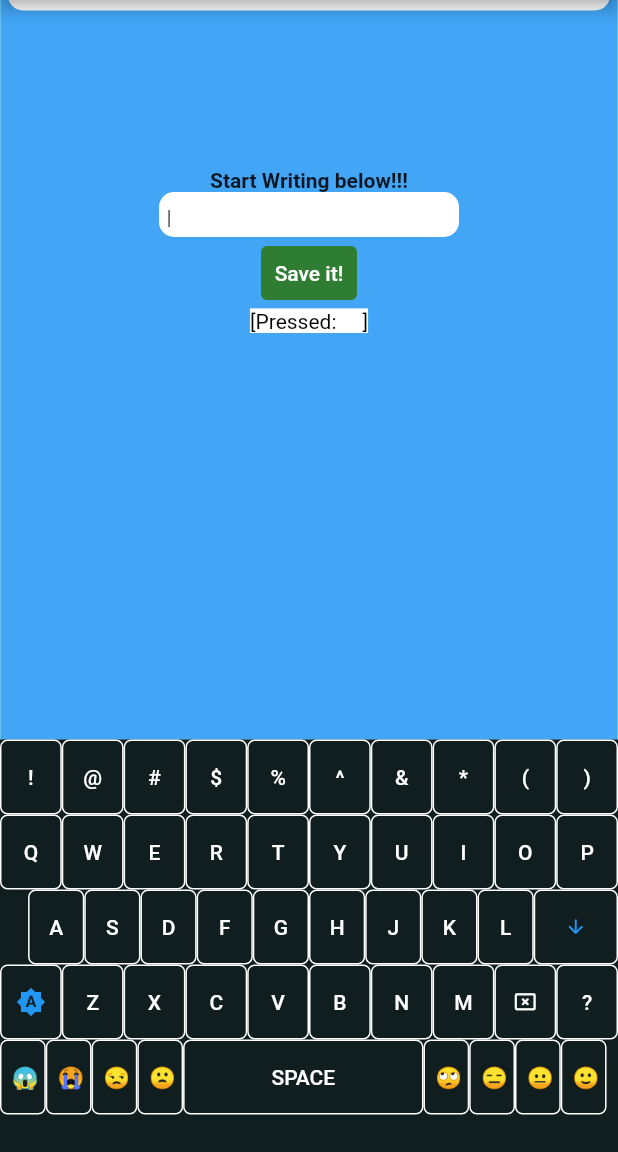
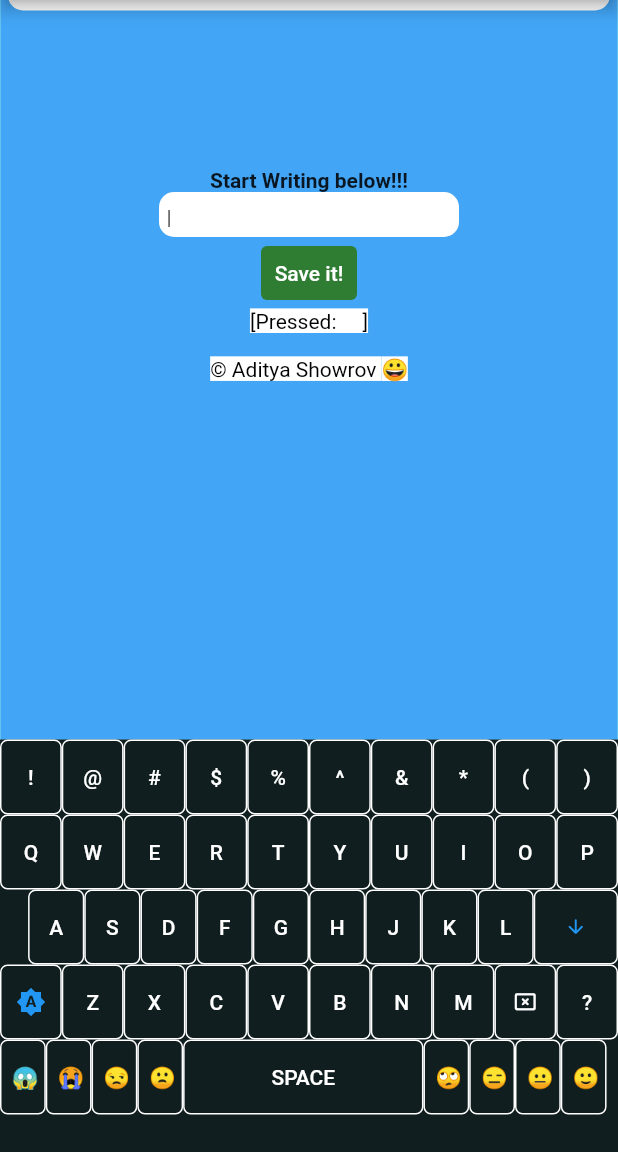
Before and after one commit to aditya995/flutterPractice, a Flutter app: the screen it shows after launch, after a tap on "Save it!", on a phone screen of 412 x 824 dp, the part 84-1236 px from its top. Run offline on Flutter 3.47's test engine with Material 2 defaults, Android fonts, the phone set to English and light mode, and no system bars.

```diff
--- a/keyboard/lib/keyboard.dart
+++ b/keyboard/lib/keyboard.dart
@@ -120,10 +120,12 @@ class _MyKeyBoardState extends State<MyKeyBoard> {
 
                       //  Display Current Button which is pressed !! *********************************************
                       SizedBox(
-                        height: 35,
+                        height: 55,
                         width: 150,
                         child: Text(
-                          '[Pressed:   ' + currentKey + '  ]',
+                          '[Pressed:   ' +
+                              currentKey +
+                              '  ]\n\n\xA9 Aditya Showrov 😀',
                           textAlign: TextAlign.center,
                           style: TextStyle(
                               color: Colors.black,
@@ -324,10 +326,10 @@ class _MyKeyBoardState extends State<MyKeyBoard> {
                                 },
                                 onLongPress: () {
                                   setState(() {
-                                    (currentKey.toLowerCase() == 'delete')
-                                        ? inputFields.clear()
-                                        : 0;
+                                    if (keysList4[i] == 'delete')
+                                      inputFields.clear();
                                   });
+                                  print(inputFields);
                                 },
                                 child: (keysList4[i].length < 2)
                                     ? Text(
```
